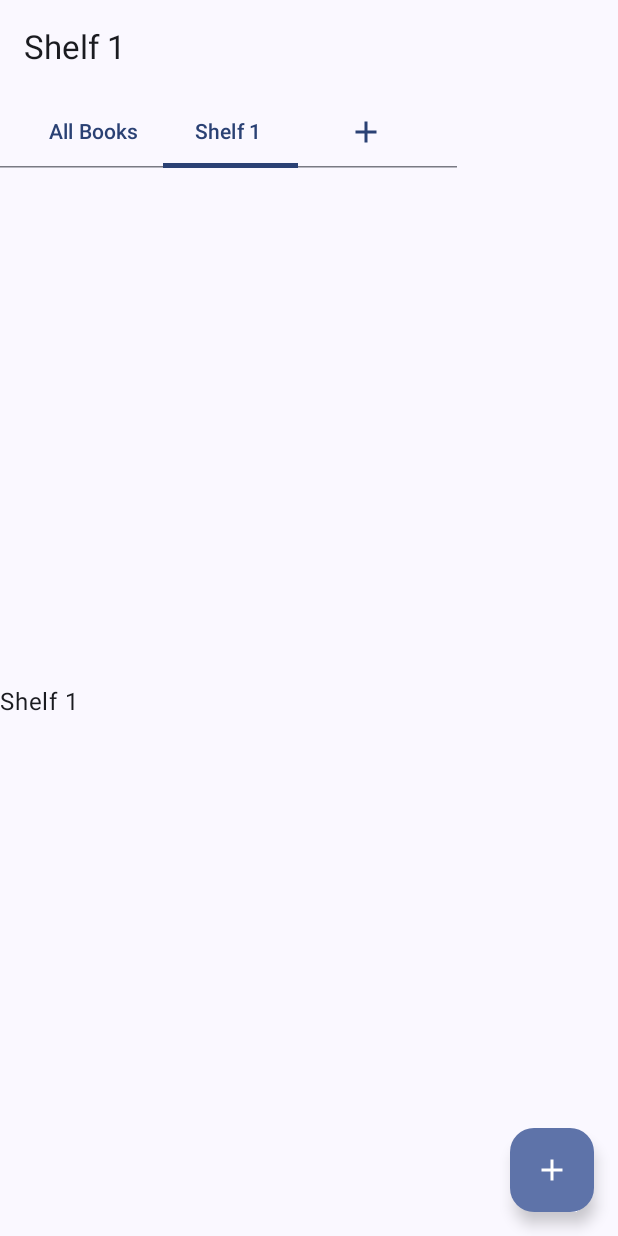
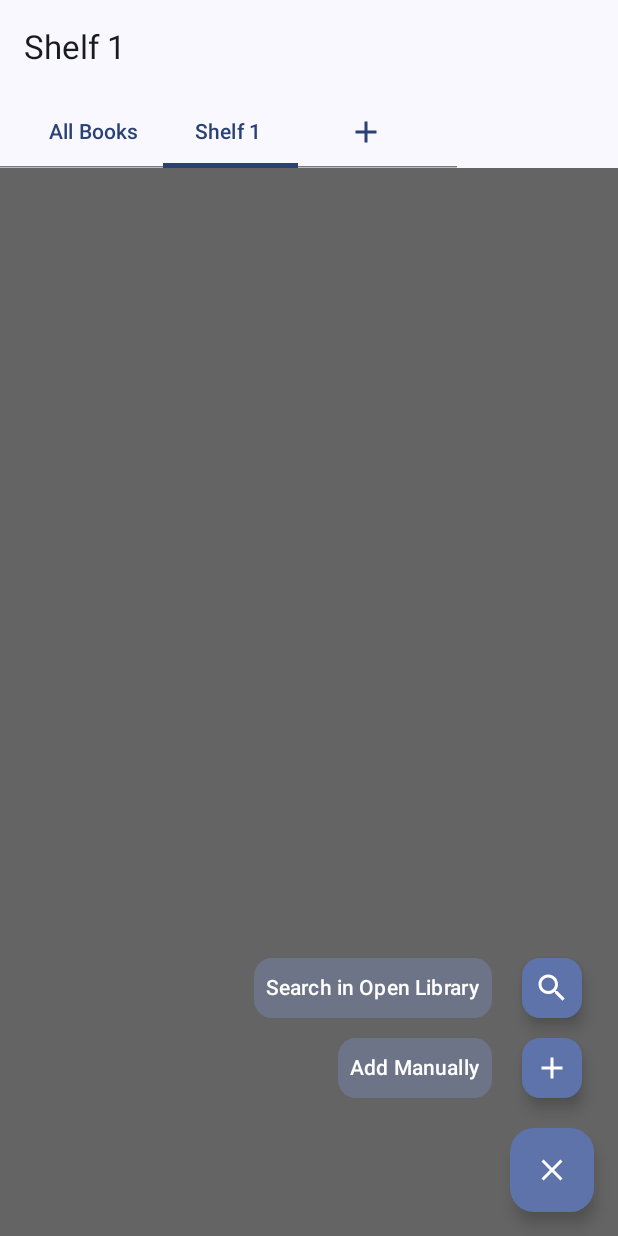
Before and after one commit to RacimFethallah/uRead, an Android app built with Jetpack Compose: the screen it shows after launch (MainActivity), after a tap on "Add", on a phone screen of 412 x 824 dp. Run offline under Robolectric (Android 15) with nearby library versions, the phone set to English and light mode, and no system bars.

Commit message:
Floating Action Button impl

```diff
--- a/app/src/main/java/com/example/uread/books/presentation/book_shelf/BookShelfScreen.kt
+++ b/app/src/main/java/com/example/uread/books/presentation/book_shelf/BookShelfScreen.kt
@@ -6,5 +6,5 @@ import androidx.compose.ui.Modifier
 
 @Composable
 fun ShelfPageScreen(tabIndex: Int, modifier: Modifier = Modifier){
-    Text(text = "Shelf $tabIndex", modifier = modifier)
+//    Text(text = "Shelf $tabIndex", modifier = modifier)
 }
--- a/app/src/main/java/com/example/uread/core/presentation/HomeScreen.kt
+++ b/app/src/main/java/com/example/uread/core/presentation/HomeScreen.kt
@@ -1,18 +1,34 @@
 package com.example.uread.core.presentation
 
+import androidx.compose.animation.AnimatedVisibility
+import androidx.compose.animation.animateColorAsState
+import androidx.compose.animation.expandVertically
+import androidx.compose.animation.fadeIn
+import androidx.compose.animation.fadeOut
 import androidx.compose.foundation.ExperimentalFoundationApi
 import androidx.compose.foundation.layout.Column
+import androidx.compose.foundation.layout.PaddingValues
+import androidx.compose.foundation.layout.Row
+import androidx.compose.foundation.layout.Spacer
 import androidx.compose.foundation.layout.fillMaxSize
 import androidx.compose.foundation.layout.fillMaxWidth
+import androidx.compose.foundation.layout.height
 import androidx.compose.foundation.layout.padding
+import androidx.compose.foundation.layout.width
+import androidx.compose.foundation.layout.wrapContentSize
 import androidx.compose.foundation.pager.HorizontalPager
 import androidx.compose.foundation.pager.rememberPagerState
+import androidx.compose.foundation.shape.RoundedCornerShape
 import androidx.compose.material.icons.Icons
 import androidx.compose.material.icons.filled.Add
+import androidx.compose.material.icons.filled.Close
+import androidx.compose.material.icons.filled.Search
 import androidx.compose.material3.ExperimentalMaterial3Api
+import androidx.compose.material3.FilledTonalButton
 import androidx.compose.material3.FloatingActionButton
 import androidx.compose.material3.Icon
 import androidx.compose.material3.Scaffold
+import androidx.compose.material3.SmallFloatingActionButton
 import androidx.compose.material3.Text
 import androidx.compose.material3.TopAppBar
 import androidx.compose.runtime.Composable
@@ -24,7 +40,10 @@ import androidx.compose.runtime.mutableStateOf
 import androidx.compose.runtime.remember
 import androidx.compose.runtime.saveable.rememberSaveable
 import androidx.compose.runtime.setValue
+import androidx.compose.ui.Alignment
 import androidx.compose.ui.Modifier
+import androidx.compose.ui.graphics.Color
+import androidx.compose.ui.unit.dp
 import com.example.uread.books.presentation.book_shelf.ShelfPageScreen
 import com.example.uread.core.presentation.components.Shelves
 
@@ -35,9 +54,16 @@ fun HomeScreen() {
 
     var selectedTab by remember { mutableIntStateOf(0) }
     val shelves = remember { mutableStateListOf("All Books") }
-    val pagerState = rememberPagerState{
+    val pagerState = rememberPagerState {
         shelves.size
     }
+
+
+    var isExpanded by rememberSaveable { mutableStateOf(false) }
+
+    val backgroundColor by animateColorAsState(
+        if (isExpanded) Color.Black.copy(alpha = 0.6f) else Color.Transparent, label = ""
+    )
 
 
     LaunchedEffect(selectedTab) {
@@ -45,13 +71,14 @@ fun HomeScreen() {
     }
 
     LaunchedEffect(pagerState.currentPage, pagerState.isScrollInProgress) {
-        if(!pagerState.isScrollInProgress){
+        if (!pagerState.isScrollInProgress) {
             selectedTab = pagerState.currentPage
         }
     }
 
 
     Scaffold(
+        containerColor = backgroundColor,
         topBar = {
             TopAppBar(title = {
                 when (selectedTab) {
@@ -61,10 +88,72 @@ fun HomeScreen() {
             })
         },
         floatingActionButton = {
-            FloatingActionButton(
-                content = { Icon(Icons.Filled.Add, contentDescription = "Add") },
-                onClick = { /*TODO*/ }
-            )
+            Column(
+                modifier = Modifier
+                    .wrapContentSize(),
+                horizontalAlignment = Alignment.End,
+
+            ) {
+                AnimatedVisibility(
+                    visible = isExpanded,
+                    enter = fadeIn() + expandVertically(),
+                    exit = fadeOut(),
+                ) {
+                    Column(
+                        modifier = Modifier
+                            .padding(4.dp),
+
+                        horizontalAlignment = Alignment.End,
+                    ) {
+                        Row {
+                            FilledTonalButton(
+                                contentPadding = PaddingValues(8.dp),
+                                shape = RoundedCornerShape(12.dp),
+                                onClick = { /*TODO*/ }) {
+                                Text("Search in Open Library")
+                            }
+
+                            Spacer(modifier = Modifier.width(16.dp))
+                            SmallFloatingActionButton(
+                                content = {
+                                    Icon(
+                                        Icons.Filled.Search,
+                                        contentDescription = "Add 1"
+                                    )
+                                },
+                                onClick = { /* Handle click */ },
+                            )
+                        }
+                        Spacer(modifier = Modifier.height(5.dp))
+                        Row {
+                            FilledTonalButton(
+                                contentPadding = PaddingValues(8.dp),
+                                shape = RoundedCornerShape(12.dp),
+                                onClick = { /*TODO*/ }) {
+                                Text("Add Manually")
+                            }
+                            Spacer(modifier = Modifier.width(16.dp))
+                            SmallFloatingActionButton(
+                                content = { Icon(Icons.Filled.Add, contentDescription = "Add 2") },
+                                onClick = { /* Handle click */ },
+                            )
+                        }
+                    }
+
+                }
+
+                Spacer(modifier = Modifier.height(12.dp))
+
+                    FloatingActionButton(
+                        content = {
+                            Icon(
+                                if (isExpanded) Icons.Filled.Close else Icons.Filled.Add,
+                                contentDescription = if (isExpanded) "Close" else "Add"
+                            )
+                        },
+                        onClick = { isExpanded = !isExpanded }
+                    )
+                }
         }
     ) { innerPadding ->
         Column(
@@ -73,18 +162,49 @@ fun HomeScreen() {
                 .padding(innerPadding)
         ) {
 
-            Shelves(shelves , selectedTab) { index: Int ->
+            Shelves(shelves, selectedTab) { index: Int ->
                 selectedTab = index
             }
 
 
-            HorizontalPager(state = pagerState,
+            HorizontalPager(
+                state = pagerState,
                 modifier = Modifier
                     .fillMaxWidth()
                     .weight(1f)
-            ) {index ->
+            ) { index ->
                 ShelfPageScreen(index)
             }
+
+
         }
     }
 }
+
+
+//if(isSheetOpen){
+//    ModalBottomSheet(
+//        sheetState = sheetState,
+//        onDismissRequest = {
+//            isSheetOpen = false
+//        }
+//    ) {
+//        Button(
+//            onClick = { /* Handle Add by Search */ },
+//            colors = ButtonDefaults.buttonColors( Color.Blue),
+//            shape = RoundedCornerShape(8.dp),
+//            modifier = Modifier.padding(16.dp)
+//        ) {
+//            Text("Add by Search", color = Color.White)
+//        }
+//        Spacer(modifier = Modifier.height(8.dp))
+//        Button(
+//            onClick = { /* Handle Manual Add */ },
+//            colors = ButtonDefaults.buttonColors(Color.Green),
+//            shape = RoundedCornerShape(8.dp),
+//            modifier = Modifier.padding(16.dp)
+//        ) {
+//            Text("Manual Add", color = Color.White)
+//        }
+//    }
+//}
```
